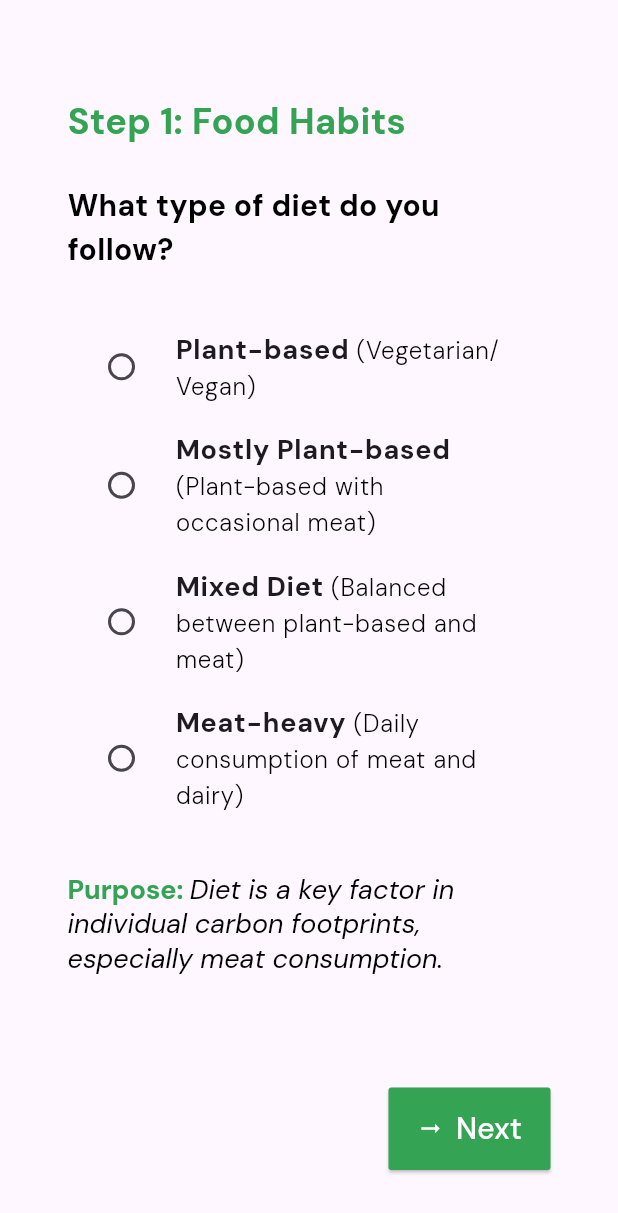
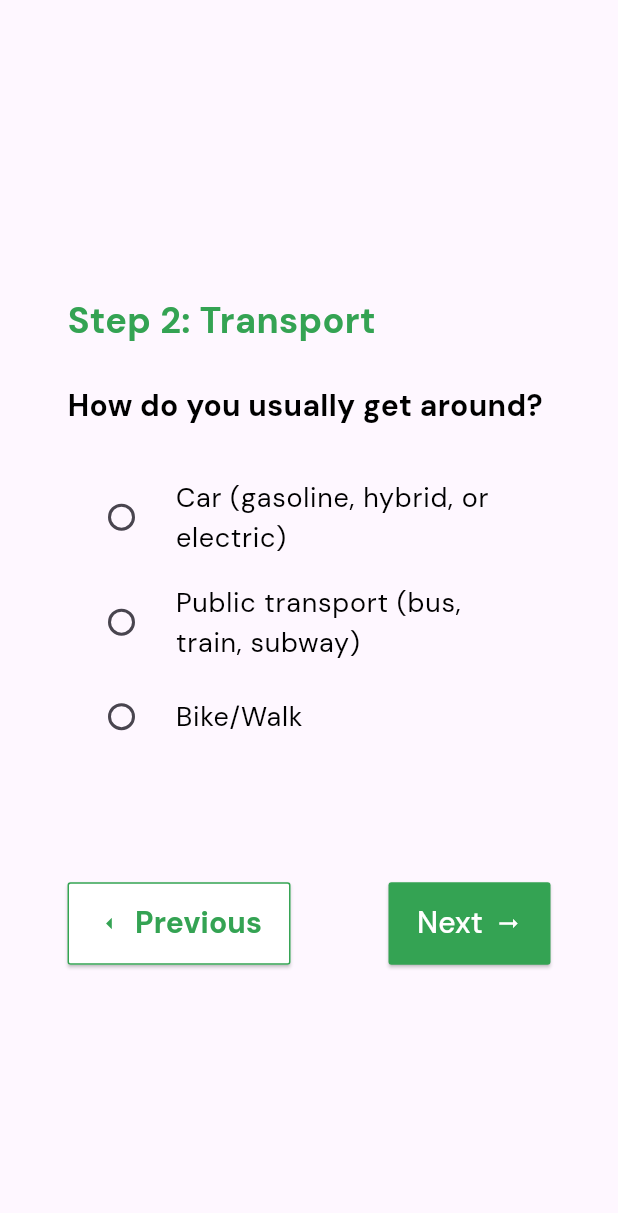
Before and after one commit to Enzobat0/EcoTrack_Lite, a Flutter app: the FoodHabits screen opened directly, after a tap on "Next", on a phone screen of 412 x 824 dp. Shown: the top 1213 px of the screen. Run offline on Flutter 3.47's test engine with Material 3 defaults, Android fonts, the phone set to English and light mode, and no system bars; our stand-ins replace google_fonts.

Commit message:
step 2 transport

```diff
--- a/lib/screens/step1.dart
+++ b/lib/screens/step1.dart
@@ -1,5 +1,6 @@
 import 'package:flutter/material.dart';
 import 'package:google_fonts/google_fonts.dart';
+import 'package:ecotrack_lite/screens/step2.dart';
 
 class FoodHabits extends StatefulWidget {
   const FoodHabits({super.key});
@@ -14,15 +15,23 @@ class _FoodHabitsState extends State<FoodHabits> {
 
   @override
   Widget build(BuildContext context) {
+    // Get the screen height for dynamic spacing
+    final screenHeight = MediaQuery.of(context).size.height;
+
     return Scaffold(
       body: Center(
         child: Padding(
           padding: const EdgeInsets.symmetric(horizontal: 45.0),
-          child: SingleChildScrollView( // Scrollable content for smaller screens
+          child: SingleChildScrollView(
+            // Scrollable content for smaller screens
             child: Column(
               crossAxisAlignment: CrossAxisAlignment.start,
               children: [
-                const SizedBox(height: 20),
+                SizedBox(
+                  height: screenHeight * 0.02,
+                ), //Dynamic top padding
+
+                //Heading: Step 1
                 Text(
                   'Step 1: Food Habits',
                   style: GoogleFonts.dmSans(
@@ -33,7 +42,11 @@ class _FoodHabitsState extends State<FoodHabits> {
                     ),
                   ),
                 ),
-                const SizedBox(height: 25),
+
+                SizedBox(
+                    height: screenHeight * 0.03), // dynamic space after heading
+
+                // Question
                 Text(
                   'What type of diet do you follow?',
                   style: GoogleFonts.dmSans(
@@ -44,7 +57,12 @@ class _FoodHabitsState extends State<FoodHabits> {
                     ),
                   ),
                 ),
-                const SizedBox(height: 30),
+
+                SizedBox(
+                    height: screenHeight *
+                        0.03), //dynamic space before radion buttons
+
+                // Radio Buttons
                 _buildRadioOption(
                   title: 'Plant-based',
                   description: '(Vegetarian/Vegan)',
@@ -65,7 +83,9 @@ class _FoodHabitsState extends State<FoodHabits> {
                   description: '(Daily consumption of meat and dairy)',
                   value: 'Meat-heavy',
                 ),
-                const SizedBox(height: 30),
+
+                SizedBox(height: screenHeight * 0.04),
+
                 RichText(
                   text: TextSpan(
                     text: 'Purpose: ',
@@ -93,34 +113,46 @@ class _FoodHabitsState extends State<FoodHabits> {
                     ],
                   ),
                 ),
-                const SizedBox(height: 75),
+
+                SizedBox(height: screenHeight * 0.1),
+
                 Align(
                   alignment: Alignment.centerRight,
-                  child: ElevatedButton.icon(
+                  child: ElevatedButton(
                     onPressed: () {
-                      // Add your onPressed logic here
+                      Navigator.push(context,
+                          MaterialPageRoute(builder: (context) => Transport()));
                     },
-                    label: Text(
-                      'Next',
-                      style: GoogleFonts.dmSans(
-                        textStyle: const TextStyle(
-                          color: Colors.white,
-                          fontSize: 20,
-                        ),
-                      ),
-                    ),
-                    icon: const Icon(
-                      Icons.arrow_right_alt_sharp,
-                      color: Colors.white,
-                    ),
                     style: ElevatedButton.styleFrom(
                       backgroundColor: primarycolor,
                       padding: const EdgeInsets.symmetric(
-                        horizontal: 19, vertical: 13,
+                        horizontal: 19,
+                        vertical: 13,
                       ),
                       shape: RoundedRectangleBorder(
                         borderRadius: BorderRadius.circular(2),
                       ),
+                    ),
+                    child: Row(
+                      mainAxisSize: MainAxisSize
+                          .min, // Ensures button wraps around content
+                      children: [
+                        Text(
+                          'Next',
+                          style: GoogleFonts.dmSans(
+                            textStyle: const TextStyle(
+                              color: Colors.white,
+                              fontSize: 20,
+                            ),
+                          ),
+                        ),
+                        const SizedBox(
+                            width: 8), // Spacing between text and icon
+                        const Icon(
+                          Icons.arrow_right_alt_sharp,
+                          color: Colors.white,
+                        ),
+                      ],
                     ),
                   ),
                 ),
--- /dev/null
+++ b/lib/screens/step2.dart
@@ -0,0 +1,238 @@
+import 'package:flutter/material.dart';
+import 'package:google_fonts/google_fonts.dart';
+import 'package:ecotrack_lite/screens/step1.dart';
+
+class Transport extends StatefulWidget {
+  const Transport({super.key});
+
+  @override
+  State<Transport> createState() => _TransportState();
+}
+
+class _TransportState extends State<Transport> {
+  static const Color primarycolor = Color(0xff34A353);
+  String? _selectedTransport;
+  String? _selectedKm;
+
+  @override
+  Widget build(BuildContext context) {
+    // Get the screen height for dynamic spacing
+    final screenHeight = MediaQuery.of(context).size.height;
+
+    return Scaffold(
+      body: Center(
+        child: Padding(
+          padding: const EdgeInsets.symmetric(horizontal: 45.0),
+          child: SingleChildScrollView(
+            // Scrollable content for smaller screens
+            child: Column(
+              crossAxisAlignment: CrossAxisAlignment.start,
+              children: [
+                SizedBox(
+                  height: screenHeight * 0.02,
+                ), //Dynamic top padding
+
+                //Heading: Step 2
+                Text(
+                  'Step 2: Transport',
+                  style: GoogleFonts.dmSans(
+                    textStyle: const TextStyle(
+                      color: primarycolor,
+                      fontSize: 24,
+                      fontWeight: FontWeight.bold,
+                    ),
+                  ),
+                ),
+
+                SizedBox(
+                    height: screenHeight * 0.03), // dynamic space after heading
+
+                // Question
+                Text(
+                  'How do you usually get around?',
+                  style: GoogleFonts.dmSans(
+                    textStyle: const TextStyle(
+                      color: Colors.black,
+                      fontSize: 20,
+                      fontWeight: FontWeight.bold,
+                    ),
+                  ),
+                ),
+
+                SizedBox(
+                    height: screenHeight *
+                        0.03), //dynamic space before radion buttons
+
+                // Radio Buttons for Transport Types
+                _buildTransportOption('Car (gasoline, hybrid, or electric)'),
+                _buildTransportOption('Public transport (bus, train, subway)'),
+                _buildTransportOption('Bike/Walk'),
+
+                // Show follow-up question only if 'Car' is selected
+                if (_selectedTransport == 'Car (gasoline, hybrid, or electric)')
+                  Padding(
+                    padding: const EdgeInsets.only(top: 20.0),
+                    child: Column(
+                      crossAxisAlignment: CrossAxisAlignment.start,
+                      children: [
+                        // Follow-up question: Kilometers driven
+                        Text(
+                          'How many kilometers do you drive/ride?',
+                          style: GoogleFonts.dmSans(
+                            textStyle: const TextStyle(
+                              fontSize: 18,
+                              fontWeight: FontWeight.bold,
+                              color: Colors.black,
+                            ),
+                          ),
+                        ),
+                        // Follow-up radio buttons for kilometers
+                        _buildKilometersOption('Less than 10 km/day'),
+                        _buildKilometersOption('10-30 km/day'),
+                        _buildKilometersOption('30-50 km/day'),
+                      ],
+                    ),
+                  ),
+
+                  SizedBox(height: screenHeight * 0.1),
+
+                Row(
+                  mainAxisAlignment: MainAxisAlignment.spaceBetween,
+                  children: [
+                    // Previous button
+                    ElevatedButton(
+                      onPressed: () {
+                        Navigator.pop(
+                            context,
+                            MaterialPageRoute(
+                                builder: (context) => const FoodHabits()));
+                      },
+                      style: ElevatedButton.styleFrom(
+                        backgroundColor: Colors.white,
+                        side: BorderSide(color: primarycolor),
+                        padding: const EdgeInsets.symmetric(
+                          horizontal: 19,
+                          vertical: 13,
+                        ),
+                        shape: RoundedRectangleBorder(
+                          borderRadius: BorderRadius.circular(2),
+                        ),
+                      ),
+                      child: Row(
+                        mainAxisSize: MainAxisSize
+                          .min, // Ensures button wraps around content
+                      children: [
+                        const Icon(
+                          Icons.arrow_left,
+                          color: primarycolor,
+                        ),
+
+                        const SizedBox(
+                            width: 8),
+
+                        Text(
+                          'Previous',
+                          style: GoogleFonts.dmSans(
+                            textStyle: const TextStyle(
+                              color: primarycolor,
+                              fontSize: 20,
+                              fontWeight: FontWeight.bold,
+                            ),
+                          ),
+                        ),
+                        // Spacing between text and icon
+
+                      ],
+                      ),
+                    ),
+
+                    // Next button
+                    ElevatedButton(
+                    onPressed: () {
+                      Navigator.push(context,
+                          MaterialPageRoute(builder: (context) => Transport()));
+                    },
+                    style: ElevatedButton.styleFrom(
+                      backgroundColor: primarycolor,
+                      padding: const EdgeInsets.symmetric(
+                        horizontal: 19,
+                        vertical: 13,
+                      ),
+                      shape: RoundedRectangleBorder(
+                        borderRadius: BorderRadius.circular(2),
+                      ),
+                    ),
+                    child: Row(
+                      mainAxisSize: MainAxisSize
+                          .min, // Ensures button wraps around content
+                      children: [
+                        Text(
+                          'Next',
+                          style: GoogleFonts.dmSans(
+                            textStyle: const TextStyle(
+                              color: Colors.white,
+                              fontSize: 20,
+                            ),
+                          ),
+                        ),
+                        const SizedBox(
+                            width: 8), // Spacing between text and icon
+                        const Icon(
+                          Icons.arrow_right_alt_sharp,
+                          color: Colors.white,
+                        ),
+                      ],
+                    ),
+                  ),
+                  ],
+                )
+              ],
+            ),
+          ),
+        ),
+      ),
+    );
+  }
+
+  // Helper to build transport radio options
+  Widget _buildTransportOption(String value) {
+    return RadioListTile<String>(
+      value: value,
+      groupValue: _selectedTransport,
+      onChanged: (newValue) {
+        setState(() {
+          _selectedTransport = newValue;
+        });
+      },
+      title: Text(
+        value,
+        style: GoogleFonts.dmSans(
+          textStyle: const TextStyle(fontSize: 18, color: Colors.black),
+        ),
+      ),
+      activeColor: primarycolor,
+      controlAffinity: ListTileControlAffinity.leading,
+    );
+  }
+
+// Helper to build kilometer radio options
+  Widget _buildKilometersOption(String value) {
+    return RadioListTile<String>(
+      value: value,
+      groupValue: _selectedKm,
+      onChanged: (newValue) {
+        setState(() {
+          _selectedKm = newValue;
+        });
+      },
+      title: Text(
+        value,
+        style: GoogleFonts.dmSans(
+          textStyle: const TextStyle(fontSize: 16, color: Colors.black),
+        ),
+      ),
+      activeColor: primarycolor,
+      controlAffinity: ListTileControlAffinity.leading,
+    );
+  }
+}
```
